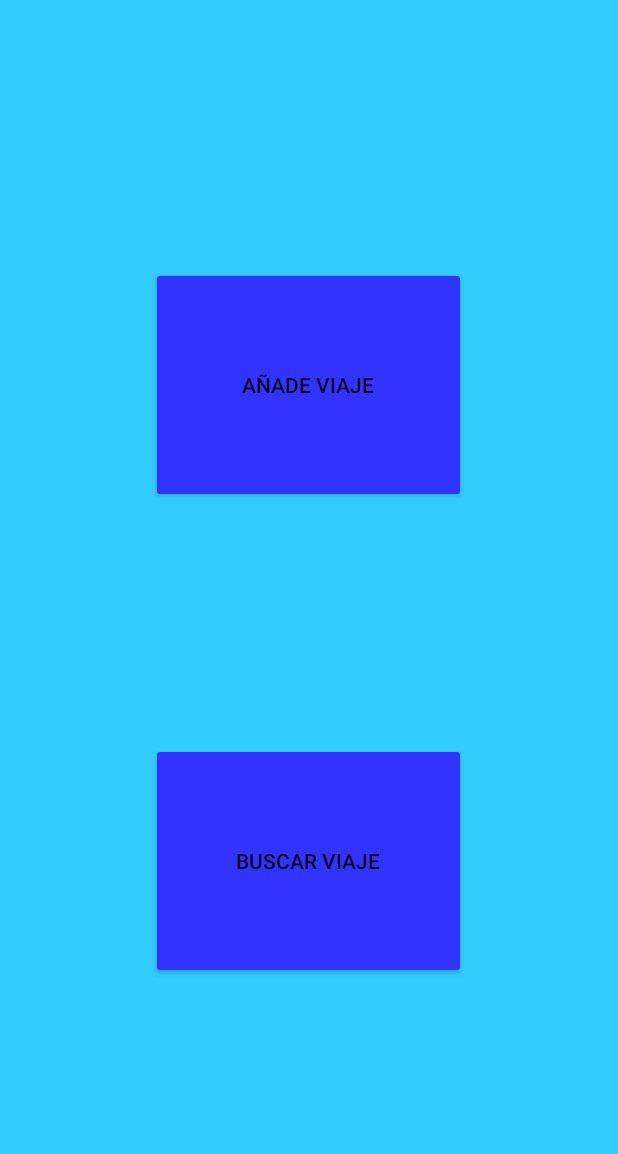
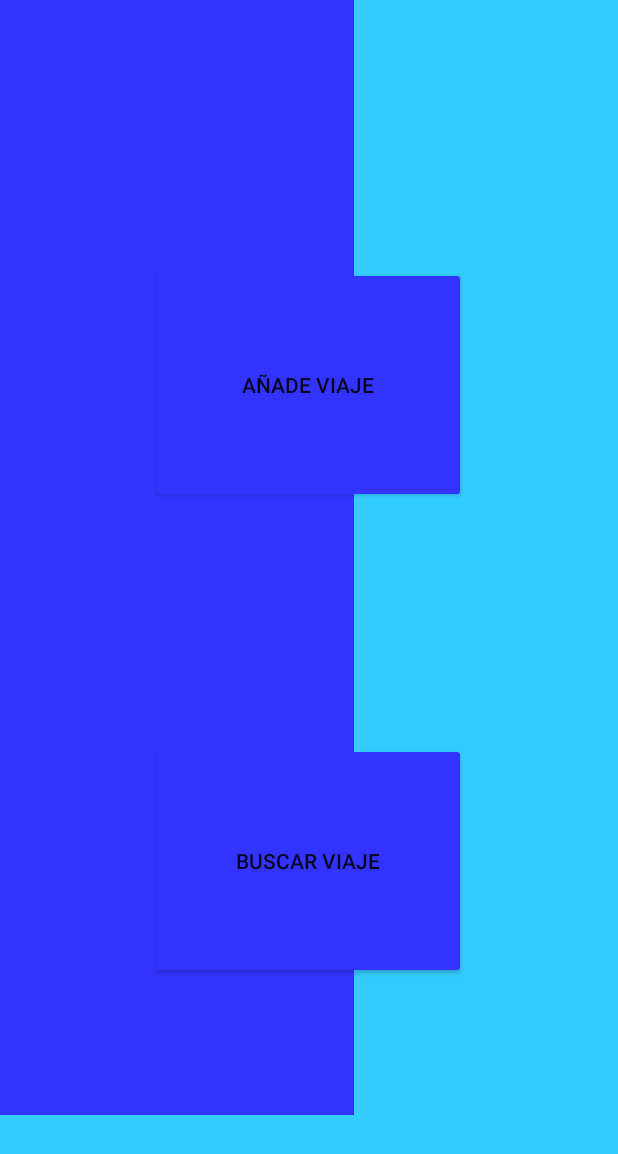
Before and after one commit to rhv1001/pr5, an Android app: the layout activity_materialdesign.xml on its own in the app's theme, with its tools: preview values and no code run, on a phone screen of 412 x 824 dp. Shown: the top 1154 px of the screen. Run offline under Robolectric (Android 15) with nearby library versions, the phone set to English and light mode, and no system bars.

Commit message:
configurando material design

```diff
--- a/app/src/main/res/layout/activity_materialdesign.xml
+++ b/app/src/main/res/layout/activity_materialdesign.xml
@@ -42,4 +42,12 @@
         app:layout_constraintStart_toStartOf="parent"
         app:layout_constraintTop_toTopOf="parent"
         app:layout_constraintVertical_bias="0.749" />
+
+    <View
+        android:id="@+id/view4"
+        android:layout_width="236dp"
+        android:layout_height="743dp"
+        android:background="@color/azulosc"
+        tools:layout_editor_absoluteX="-2dp"
+        tools:layout_editor_absoluteY="-6dp" />
 </android.support.constraint.ConstraintLayout>
```
